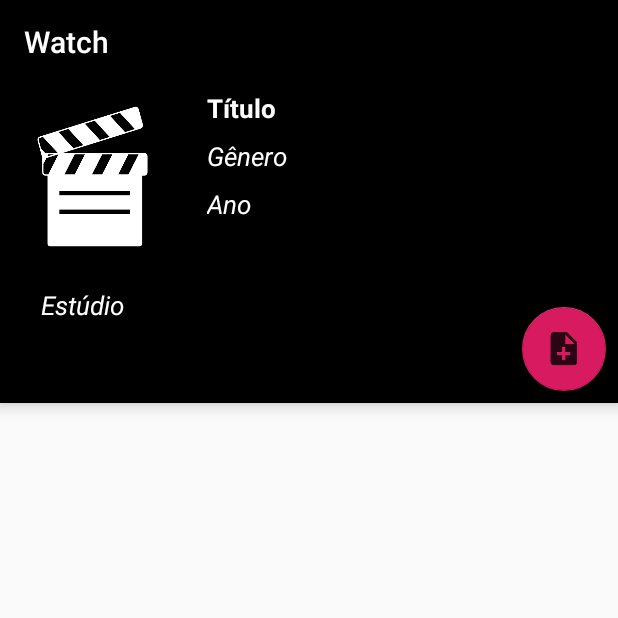
After one commit to artur-auditore/Watch, an Android app: the InfoFilmeActivity screen opened directly, with no data from a screen before it, on a phone screen of 412 x 824 dp, the top half of it. The commit adds this screen. Run offline under Robolectric (Android 15) with nearby library versions, the phone set to English and light mode, and no system bars; libraries missing offline, so code that uses them is left out: io.objectbox, io.objectbox.annotation, io.objectbox.relation; 9 statements that could not run were skipped.

Commit message:
Notas do filme e nova activity para informações

```diff
--- /dev/null
+++ b/app/src/main/java/com/example/artur/watch/InfoFilmeActivity.kt
@@ -0,0 +1,115 @@
+package com.example.artur.watch
+
+import android.annotation.SuppressLint
+import android.support.v7.app.AppCompatActivity
+import android.os.Bundle
+import android.support.design.widget.FloatingActionButton
+import android.support.design.widget.Snackbar
+import android.support.v7.app.AlertDialog
+import android.support.v7.widget.RecyclerView
+import android.support.v7.widget.StaggeredGridLayoutManager
+import android.widget.TextView
+import com.example.artur.watch.Adapter.CapituloAdapter
+import com.example.artur.watch.Model.Capitulo
+import com.example.artur.watch.Model.Capitulo_
+import com.example.artur.watch.Model.Serie
+import com.example.artur.watch.dal.ObjectBox
+import io.objectbox.Box
+import kotlinx.android.synthetic.main.activity_info_filme.*
+import kotlinx.android.synthetic.main.view_dialog_nova_nota.view.*
+
+class InfoFilmeActivity : AppCompatActivity() {
+
+    companion object {
+        const val ID_FILME = "idFilme"
+    }
+
+    private lateinit var textTitulo: TextView
+    private lateinit var textGenero: TextView
+    private lateinit var textAno: TextView
+    private lateinit var textEstudio: TextView
+    private lateinit var fabNovaNota: FloatingActionButton
+    private lateinit var recyclerView: RecyclerView
+
+    private lateinit var capituloBox: Box<Capitulo>
+    private lateinit var serieBox: Box<Serie>
+
+    private lateinit var serie: Serie
+    private lateinit var capitulo: Capitulo
+
+    override fun onCreate(savedInstanceState: Bundle?) {
+        super.onCreate(savedInstanceState)
+        setContentView(R.layout.activity_info_filme)
+
+        bind()
+
+        novaNota()
+    }
+
+    private fun novaNota(){
+        fabNovaNota.setOnClickListener {
+            val alertDialog = AlertDialog.Builder(this)
+            val viewDialog = layoutInflater.inflate(R.layout.view_dialog_nova_nota, null)
+
+            val editTitulo = viewDialog.edit_titulo_nota
+            val descricao = viewDialog.edit_descricao_nota
+
+            alertDialog.setView(viewDialog)
+                .setTitle("Nova Nota")
+                .setPositiveButton("Salvar"){_, _ ->
+
+                    capitulo.titulo = editTitulo.text.toString()
+                    capitulo.descricao = descricao.text.toString()
+                    capitulo.serie.target = serie
+                    capituloBox.put(capitulo)
+
+                    Snackbar.make(viewDialog,
+                        "Adicionado",
+                        Snackbar.LENGTH_LONG).show()
+
+                    loadCapitulos()
+
+                }
+                .setNegativeButton("Cancelar"){_, _ ->}
+                .create().show()
+        }
+    }
+
+    override fun onResume() {
+        super.onResume()
+
+        loadCapitulos()
+    }
+
+    private fun loadCapitulos(){
+
+        val list = capituloBox.query()
+            .equal(Capitulo_.serieId, serie.id)
+            .build().find()
+
+        recyclerView.adapter = CapituloAdapter(this, list, capituloBox)
+        recyclerView.layoutManager = StaggeredGridLayoutManager(2, StaggeredGridLayoutManager.VERTICAL)
+    }
+
+    @SuppressLint("SetTextI18n")
+    private fun bind(){
+
+        fabNovaNota = fab_nova_nota
+        recyclerView = rv_notas
+        serieBox = ObjectBox.boxStore.boxFor(Serie::class.java)
+        serie = serieBox.get(intent.getLongExtra(ID_FILME, 0))
+        capituloBox = ObjectBox.boxStore.boxFor(Capitulo::class.java)
+        capitulo = Capitulo()
+
+        textTitulo = text_titulo_filme
+        textGenero = text_genero_filme
+        textAno = text_ano_filme
+        textEstudio = text_estudio_filme
+
+        textTitulo.text = serie.titulo
+        textGenero.text = serie.genero
+        textAno.text = serie.ano.toString()
+        textEstudio.text = "Produzido por: ${serie.estudio}"
+
+    }
+}
--- /dev/null
+++ b/app/src/main/res/layout/activity_info_filme.xml
@@ -0,0 +1,148 @@
+<?xml version="1.0" encoding="utf-8"?>
+<ScrollView
+        xmlns:app="http://schemas.android.com/apk/res-auto" xmlns:tools="http://schemas.android.com/tools"
+        android:layout_width="match_parent"
+        android:layout_height="wrap_content" xmlns:android="http://schemas.android.com/apk/res/android">
+
+    <android.support.constraint.ConstraintLayout
+            xmlns:android="http://schemas.android.com/apk/res/android"
+            xmlns:app="http://schemas.android.com/apk/res-auto"
+            xmlns:tools="http://schemas.android.com/tools"
+            android:layout_width="match_parent"
+            android:layout_height="match_parent">
+
+        <android.support.design.widget.AppBarLayout
+                android:id="@+id/app_bar"
+                android:layout_width="match_parent"
+                android:layout_height="match_parent"
+                app:elevation="6dp"
+                android:theme="@style/AppTheme.AppBarOverlay">
+
+            <android.support.constraint.ConstraintLayout
+                    xmlns:android="http://schemas.android.com/apk/res/android"
+                    xmlns:app="http://schemas.android.com/apk/res-auto" xmlns:tools="http://schemas.android.com/tools"
+                    android:layout_width="match_parent"
+                    android:layout_height="match_parent"
+                    tools:context=".InfoSerieActivity">
+
+                <ImageView
+                        android:background="@mipmap/icone_filme_white"
+                        android:layout_width="107dp"
+                        android:layout_height="115dp"
+                        android:id="@+id/imageView3"
+                        android:layout_marginTop="4dp"
+                        app:layout_constraintTop_toTopOf="parent"
+                        app:layout_constraintEnd_toEndOf="parent"
+                        android:layout_marginEnd="8dp"
+                        app:layout_constraintStart_toStartOf="parent"
+                        android:layout_marginStart="8dp"
+                        app:layout_constraintHorizontal_bias="0.0"
+                        android:layout_marginBottom="8dp"
+                        app:layout_constraintBottom_toBottomOf="parent"
+                        app:layout_constraintVertical_bias="0.0"/>
+
+                <TextView
+                        android:id="@+id/text_titulo_filme"
+                        android:text="Título"
+                        android:textStyle="bold"
+                        android:textColor="#FFFFFF"
+                        android:textSize="17dp"
+                        android:layout_width="251dp"
+                        android:layout_height="wrap_content"
+                        android:layout_marginTop="4dp"
+                        app:layout_constraintTop_toTopOf="parent"
+                        app:layout_constraintStart_toEndOf="@+id/imageView3"
+                        android:layout_marginStart="8dp"
+                        android:layout_marginEnd="8dp"
+                        app:layout_constraintEnd_toEndOf="parent"/>
+
+                <TextView
+                        android:id="@+id/text_genero_filme"
+                        android:textColor="#FFFFFF"
+                        android:textStyle="italic"
+                        android:textSize="17sp"
+                        android:text="Gênero"
+                        android:layout_width="251dp"
+                        android:layout_height="wrap_content"
+                        app:layout_constraintEnd_toEndOf="parent"
+                        android:layout_marginEnd="8dp"
+                        android:layout_marginTop="8dp"
+                        app:layout_constraintTop_toBottomOf="@+id/text_titulo_filme"
+                        app:layout_constraintStart_toEndOf="@+id/imageView3"
+                        android:layout_marginStart="8dp"/>
+
+                <TextView
+                        android:id="@+id/text_ano_filme"
+                        android:textColor="#FFFFFF"
+                        android:textStyle="italic"
+                        android:textSize="17sp"
+                        android:text="Ano"
+                        android:layout_width="251dp"
+                        android:layout_height="wrap_content"
+                        app:layout_constraintEnd_toEndOf="parent"
+                        android:layout_marginEnd="8dp"
+                        android:layout_marginTop="8dp"
+                        app:layout_constraintTop_toBottomOf="@+id/text_genero_filme"
+                        app:layout_constraintStart_toEndOf="@+id/imageView3" android:layout_marginStart="8dp"/>
+
+                <TextView
+                        android:layout_width="307dp"
+                        android:textStyle="italic"
+                        android:id="@+id/text_estudio_filme"
+                        android:text="Estúdio"
+                        android:textColor="#FFFFFF"
+                        android:textSize="17sp"
+                        android:layout_height="77dp"
+                        android:padding="8dp"
+                        android:layout_marginBottom="8dp"
+                        app:layout_constraintBottom_toBottomOf="parent"
+                        android:layout_marginTop="8dp"
+                        app:layout_constraintTop_toBottomOf="@+id/imageView3"
+                        android:layout_marginStart="8dp"
+                        app:layout_constraintStart_toStartOf="parent"
+                        app:layout_constraintVertical_bias="0.0"
+                        android:layout_marginEnd="8dp"
+                        app:layout_constraintEnd_toEndOf="parent"
+                        app:layout_constraintHorizontal_bias="0.131"/>
+
+
+                <android.support.design.widget.FloatingActionButton
+                        android:layout_width="wrap_content"
+                        android:layout_height="wrap_content"
+                        android:layout_marginTop="8dp"
+                        android:id="@+id/fab_nova_nota"
+                        android:src="@drawable/ic_action_novo_capitulo"
+                        android:layout_marginBottom="8dp"
+                        app:layout_constraintBottom_toBottomOf="parent"
+                        app:layout_constraintEnd_toEndOf="parent"
+                        android:layout_marginEnd="8dp"
+                        app:layout_constraintStart_toStartOf="parent"
+                        android:layout_marginStart="8dp"
+                        app:layout_constraintHorizontal_bias="1.0"
+                        app:layout_constraintVertical_bias="1.0"
+                        app:layout_constraintTop_toBottomOf="@+id/text_ano_filme"/>
+
+            </android.support.constraint.ConstraintLayout>
+
+
+        </android.support.design.widget.AppBarLayout>
+
+        <android.support.v7.widget.RecyclerView
+                android:id="@+id/rv_notas"
+                android:layout_width="367dp"
+                android:layout_height="280dp"
+                app:layout_constraintEnd_toEndOf="parent"
+                android:layout_marginEnd="8dp"
+                android:layout_marginBottom="8dp"
+                app:layout_constraintBottom_toBottomOf="parent"
+                android:layout_marginTop="8dp"
+                app:layout_constraintTop_toBottomOf="@+id/app_bar"
+                app:layout_constraintVertical_bias="1.0"
+                app:layout_constraintStart_toStartOf="parent"
+                android:layout_marginStart="8dp">
+
+        </android.support.v7.widget.RecyclerView>
+
+    </android.support.constraint.ConstraintLayout>
+
+</ScrollView>
```
Also changed, not shown: app/src/main/AndroidManifest.xml (+8 -4 lines), app/src/main/java/com/example/artur/watch/Adapter/SeriesAdapter.kt (+13 -10 lines), app/src/main/java/com/example/artur/watch/InfoSerieActivity.kt (+22 -7 lines), app/src/main/java/com/example/artur/watch/Model/Capitulo.kt (+8 -0 lines), app/src/main/res/layout/view_dialog_nova_nota.xml (added, +49 -0 lines), 2 other files.
